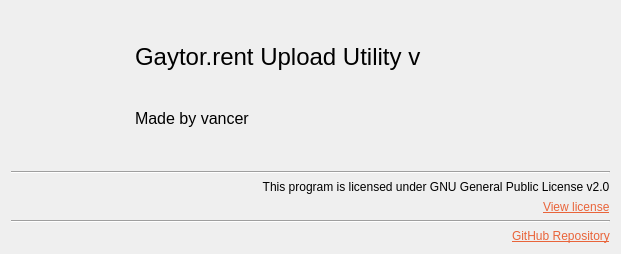
Above: src/aboutwindow.ui from vancer0/guu-cpp before the change. Below: the same form after it.
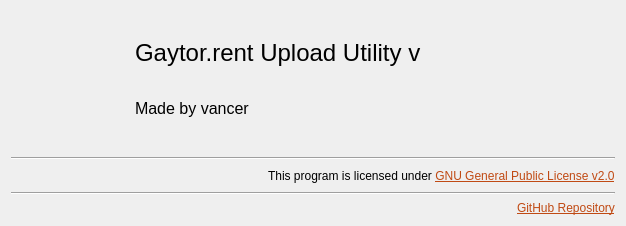
That is the form after the change. Icons and pictures are not drawn.

The edit to the form file:
```diff
--- a/src/aboutwindow.ui
+++ b/src/aboutwindow.ui
@@ -6,8 +6,8 @@
    <rect>
     <x>0</x>
     <y>0</y>
-    <width>621</width>
-    <height>254</height>
+    <width>626</width>
+    <height>226</height>
    </rect>
   </property>
   <property name="sizePolicy">
@@ -130,17 +130,44 @@
      </property>
     </widget>
    </item>
+   <item>
+    <widget class="QWidget" name="horizontalWidget" native="true">
+     <layout class="QHBoxLayout" name="horizontalLayout_2">
+      <property name="spacing">
+       <number>0</number>
+      </property>
+      <property name="leftMargin">
+       <number>0</number>
+      </property>
+      <property name="topMargin">
+       <number>0</number>
+      </property>
+      <property name="rightMargin">
+       <number>0</number>
+      </property>
+      <property name="bottomMargin">
+       <number>0</number>
+      </property>
+      <item>
+       <spacer name="horizontalSpacer">
+        <property name="orientation">
+         <enum>Qt::Orientation::Horizontal</enum>
+        </property>
+        <property name="sizeType">
+         <enum>QSizePolicy::Policy::Fixed</enum>
+        </property>
+        <property name="sizeHint" stdset="0">
+         <size>
+          <width>60</width>
+          <height>20</height>
+         </size>
+        </property>
+       </spacer>
+      </item>
    <item alignment="Qt::AlignmentFlag::AlignRight">
     <widget class="QLabel" name="label_3">
      <property name="text">
-      <string>               This program is licensed under GNU General Public License v2.0</string>
-     </property>
-    </widget>
-   </item>
-   <item alignment="Qt::AlignmentFlag::AlignRight">
-    <widget class="QLabel" name="label_4">
-     <property name="text">
-      <string>&lt;html&gt;&lt;head/&gt;&lt;body&gt;&lt;p&gt;&lt;a href=&quot;https://www.gnu.org/licenses/old-licenses/gpl-2.0-standalone.html&quot;&gt;&lt;span style=&quot; text-decoration: underline; color:#e9643a;&quot;&gt;View license&lt;/span&gt;&lt;/a&gt;&lt;/p&gt;&lt;/body&gt;&lt;/html&gt;</string>
+         <string>&lt;html&gt;&lt;head/&gt;&lt;body&gt;&lt;p&gt;This program is licensed under &lt;a href=&quot;https://www.gnu.org/licenses/old-licenses/gpl-2.0-standalone.html&quot;&gt;&lt;span style=&quot; text-decoration: underline; color:#c04a14;&quot;&gt;GNU General Public License v2.0&lt;/span&gt;&lt;/a&gt;&lt;/p&gt;&lt;/body&gt;&lt;/html&gt;</string>
      </property>
      <property name="openExternalLinks">
       <bool>true</bool>
@@ -150,6 +177,9 @@
      </property>
     </widget>
    </item>
+     </layout>
+    </widget>
+   </item>
    <item>
     <widget class="Line" name="line_2">
      <property name="sizePolicy">
@@ -166,7 +196,7 @@
    <item alignment="Qt::AlignmentFlag::AlignRight">
     <widget class="QLabel" name="label_9">
      <property name="text">
-      <string>&lt;html&gt;&lt;head/&gt;&lt;body&gt;&lt;p&gt;&lt;a href=&quot;https://github.com/vancer0/guu-cpp&quot;&gt;&lt;span style=&quot; text-decoration: underline; color:#e9643a;&quot;&gt;GitHub Repository&lt;/span&gt;&lt;/a&gt;&lt;/p&gt;&lt;/body&gt;&lt;/html&gt;</string>
+      <string>&lt;html&gt;&lt;head/&gt;&lt;body&gt;&lt;p&gt;&lt;a href=&quot;https://github.com/vancer0/guu-cpp&quot;&gt;&lt;span style=&quot; text-decoration: underline; color:#c04a14;&quot;&gt;GitHub Repository&lt;/span&gt;&lt;/a&gt;&lt;/p&gt;&lt;/body&gt;&lt;/html&gt;</string>
      </property>
      <property name="openExternalLinks">
       <bool>true</bool>
```
Lines whose indentation alone changed are shown as unchanged.
